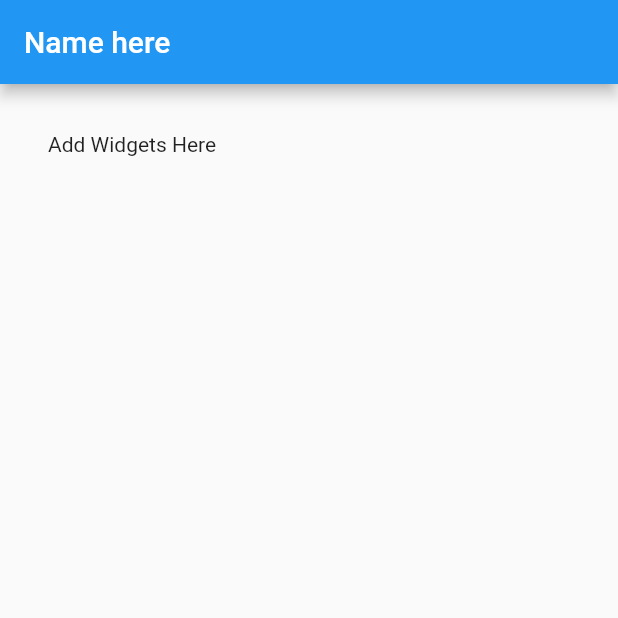
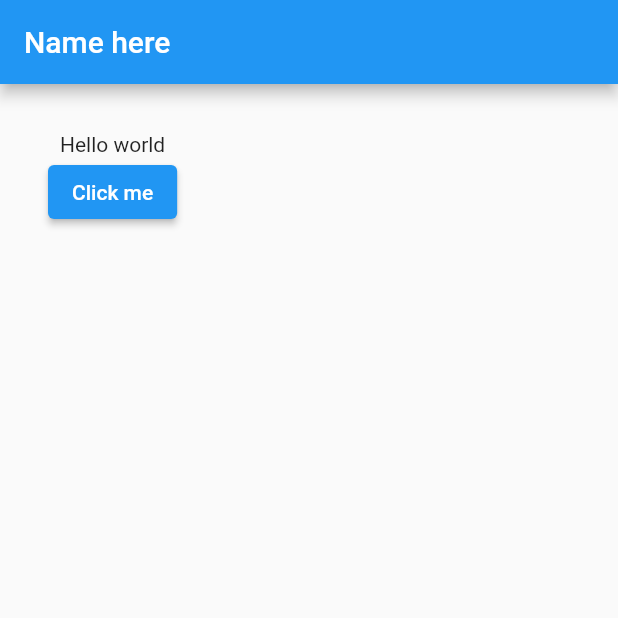
Before and after one commit to alaminsheikh01/Flutter_upto_date, a Flutter app: the screen it shows after launch, on a phone screen of 412 x 824 dp, the top half of it. Run offline on Flutter 3.47's test engine with Material 2 defaults, Android fonts, the light colour scheme and no system bars.

Commit message:
elevated button

```diff
--- a/lib/main.dart
+++ b/lib/main.dart
@@ -12,6 +12,14 @@ class MyApp extends StatefulWidget {
 }
 
 class _State extends State<MyApp> {
+  String _value = "Hello world";
+
+  void _onPressed() {
+    setState(() {
+      _value = "My name is Alamin";
+    });
+  }
+
   @override
   Widget build(BuildContext context) {
     return Scaffold(
@@ -22,7 +30,11 @@ class _State extends State<MyApp> {
         padding: EdgeInsets.all(32.0),
         child: Column(
           children: <Widget>[
-            Text('Add Widgets Here'),
+            Text(_value),
+            ElevatedButton(
+              onPressed: _onPressed,
+              child: Text("Click me"),
+            )
           ],
         ),
       ),
```
